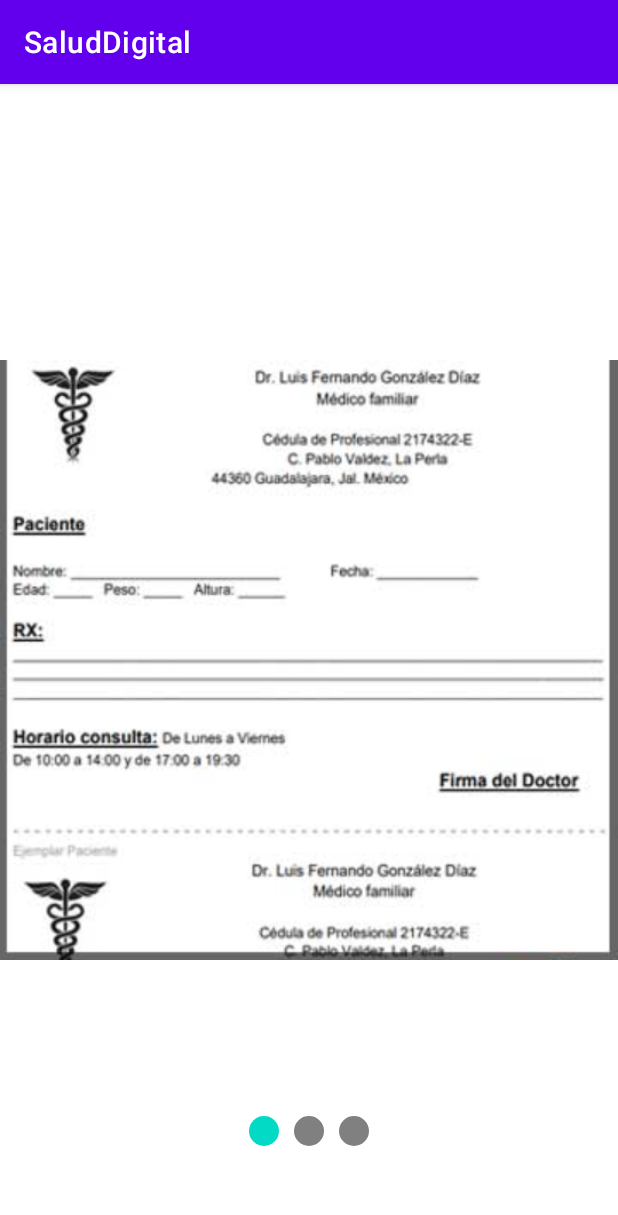
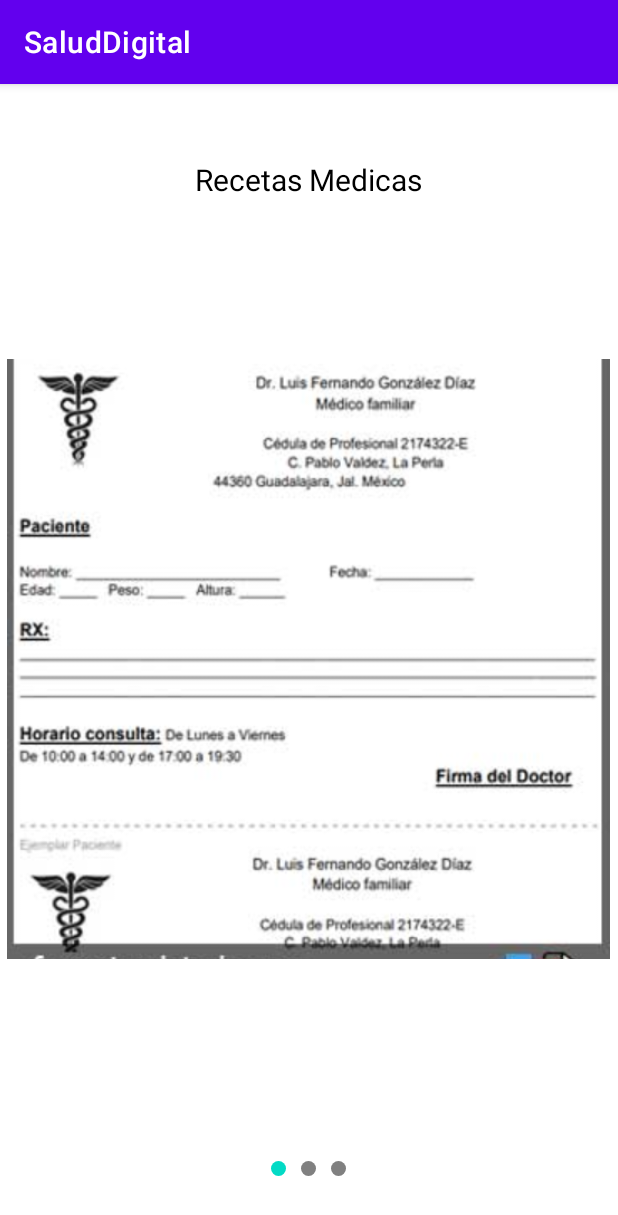
Before and after one commit to mcastilloh/SaludDigital, an Android app: the ViewPager screen opened directly, with no data from a screen before it, on a phone screen of 412 x 824 dp. Shown: the top 1215 px of the screen. Run offline under Robolectric (Android 15) with nearby library versions, the phone set to English and light mode, and no system bars.

Commit message:
Arreglos minimos

```diff
--- a/app/build.gradle
+++ b/app/build.gradle
@@ -42,4 +42,5 @@ dependencies {
     androidTestImplementation 'androidx.test.espresso:espresso-core:3.5.1'
     implementation 'com.google.android.gms:play-services-maps:18.1.0'
     implementation 'com.squareup.picasso:picasso:2.71828'
+    implementation 'me.relex:circleindicator:2.1.6'
 }
--- a/app/src/main/res/layout/activity_view_pager.xml
+++ b/app/src/main/res/layout/activity_view_pager.xml
@@ -9,21 +9,33 @@
     <androidx.viewpager2.widget.ViewPager2
         android:id="@+id/view_pager2"
         android:layout_width="match_parent"
-        android:layout_height="400dp"
-        android:layout_centerInParent="true"></androidx.viewpager2.widget.ViewPager2>
+        android:layout_height="550dp"
+        android:layout_centerInParent="true"
+        android:layout_marginStart="10dp"></androidx.viewpager2.widget.ViewPager2>
+
+    <TextView
+        android:layout_width="wrap_content"
+        android:layout_height="wrap_content"
+        android:layout_centerHorizontal="true"
+        android:text="Recetas Medicas"
+        android:layout_marginTop="50dp"
+        android:textColor="@color/black"
+        android:textSize="20dp"
+        android:gravity="center"
+        />
 
     <LinearLayout
         android:layout_width="match_parent"
         android:layout_height="wrap_content"
         android:orientation="horizontal"
         android:layout_alignParentBottom="true"
-        android:layout_marginBottom="50dp"
+        android:layout_marginBottom="30dp"
         android:gravity="center">
 
         <androidx.cardview.widget.CardView
-            android:layout_width="20dp"
-            android:layout_height="20dp"
-            app:cardCornerRadius="20dp"
+            android:layout_width="10dp"
+            android:layout_height="10dp"
+            app:cardCornerRadius="5dp"
             app:cardElevation="0dp"
             >
             <ImageView
@@ -33,9 +45,9 @@
         </androidx.cardview.widget.CardView>
 
         <androidx.cardview.widget.CardView
-            android:layout_width="20dp"
-            android:layout_height="20dp"
-            app:cardCornerRadius="20dp"
+            android:layout_width="10dp"
+            android:layout_height="10dp"
+            app:cardCornerRadius="5dp"
             app:cardElevation="0dp"
             android:layout_margin="10dp"
             >
@@ -46,9 +58,9 @@
         </androidx.cardview.widget.CardView>
 
         <androidx.cardview.widget.CardView
-            android:layout_width="20dp"
-            android:layout_height="20dp"
-            app:cardCornerRadius="20dp"
+            android:layout_width="10dp"
+            android:layout_height="10dp"
+            app:cardCornerRadius="5dp"
             app:cardElevation="0dp"
             >
             <ImageView
```
